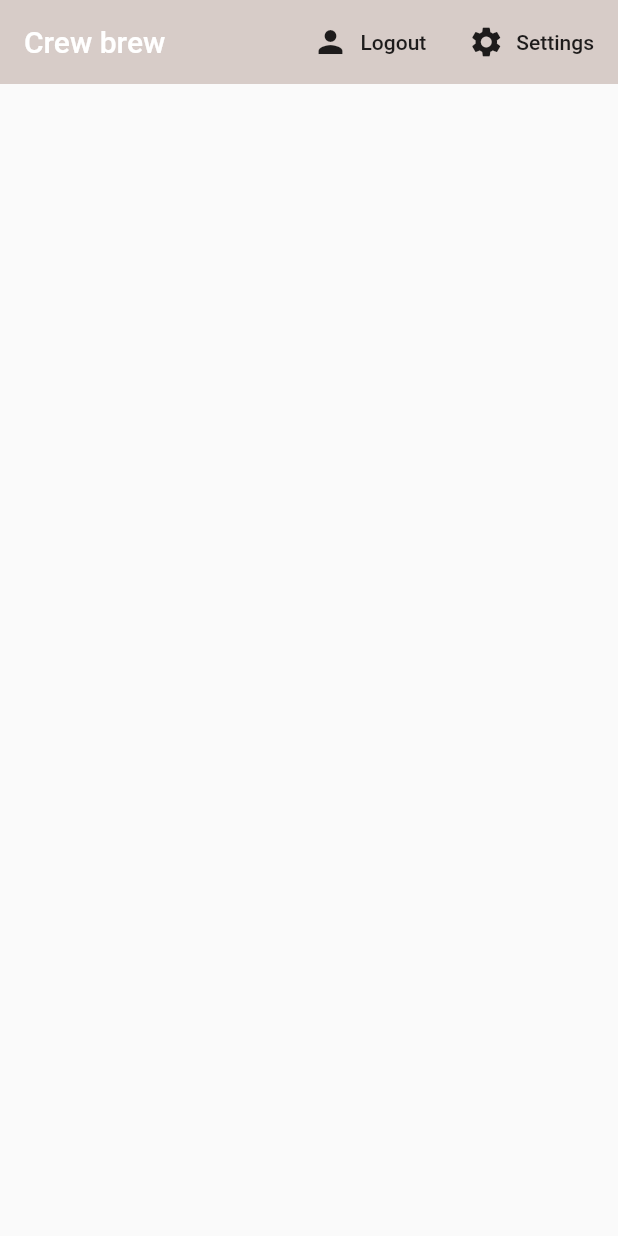
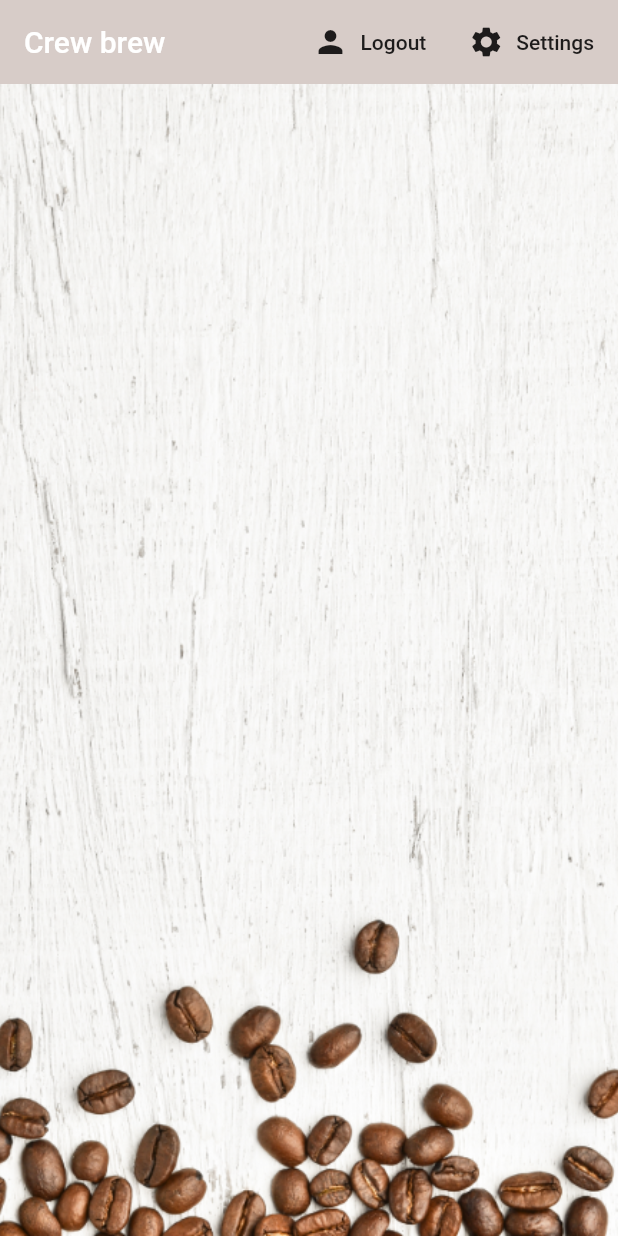
Before and after one commit to alceil/netninjaauth, a Flutter app: the screen it shows once a user with an empty profile is signed in, on a phone screen of 412 x 824 dp. Run offline on Flutter 3.47's test engine with Material 2 defaults, Android fonts, the phone set to English and light mode, and no system bars; our stand-ins replace cloud_firestore, firebase_auth, flutter_spinkit; accounts and stored records are empty.

Commit message:
project successful

```diff
--- a/lib/BrewTile.dart
+++ b/lib/BrewTile.dart
@@ -12,6 +12,7 @@ class BrewTile extends StatelessWidget {
         child: ListTile(
           leading: CircleAvatar(
             radius: 25.0,
+              backgroundImage: AssetImage('assets/coffee_icon.png'),
               backgroundColor: Colors.brown[brew.strength],
 
           ),
--- a/lib/Home.dart
+++ b/lib/Home.dart
@@ -31,7 +31,14 @@ class Home extends StatelessWidget {
             FlatButton.icon(onPressed: ()=>_showSettingsPanel(), icon: Icon(Icons.settings), label: Text('Settings'))
           ],
         ) ,
-        body: BrewList(),
+        body: Container(
+          decoration: BoxDecoration(
+            image: DecorationImage(
+              image: AssetImage('assets/coffee_bg.png'),
+              fit: BoxFit.cover,
+            )
+          ),
+            child: BrewList()),
       ),
     );
 
--- a/pubspec.yaml
+++ b/pubspec.yaml
@@ -50,9 +50,9 @@ flutter:
   uses-material-design: true
 
   # To add assets to your application, add an assets section, like this:
-   assets:
-    - assets/a_dot_burr.jpeg
-    - assets/a_dot_ham.jpeg
+  assets:
+  - assets/coffee_bg.png
+  - assets/coffee_icon.png
 
   # An image asset can refer to one or more resolution-specific "variants", see
   # https://flutter.dev/assets-and-images/#resolution-aware.
```
